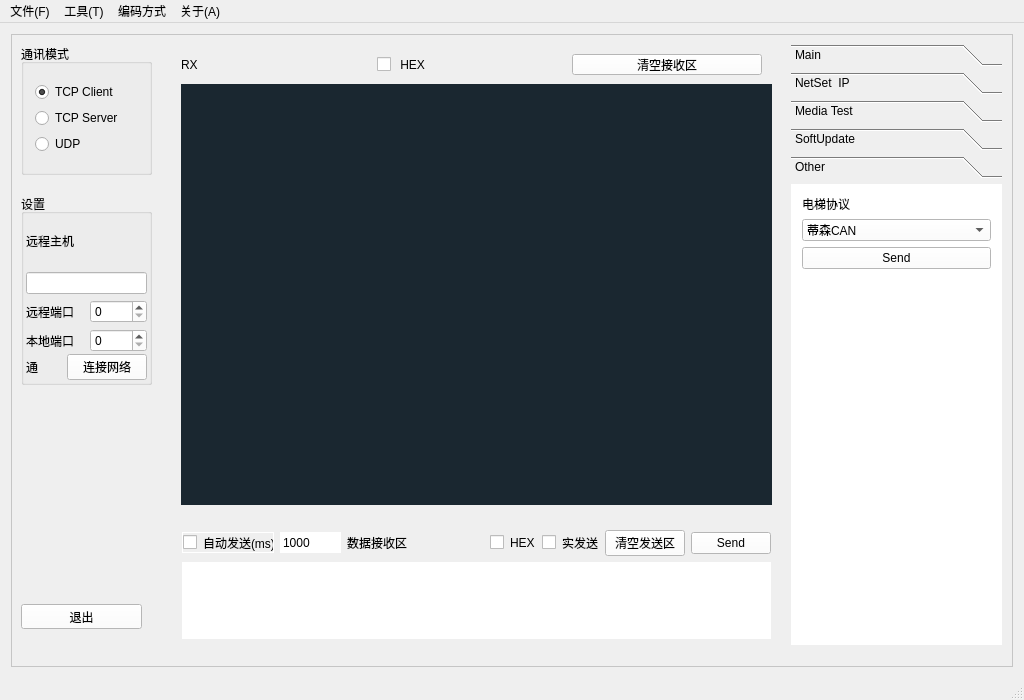
Above: mainwindow.ui from 89093522/LSC_Debug before the change. Below: the same form after it.
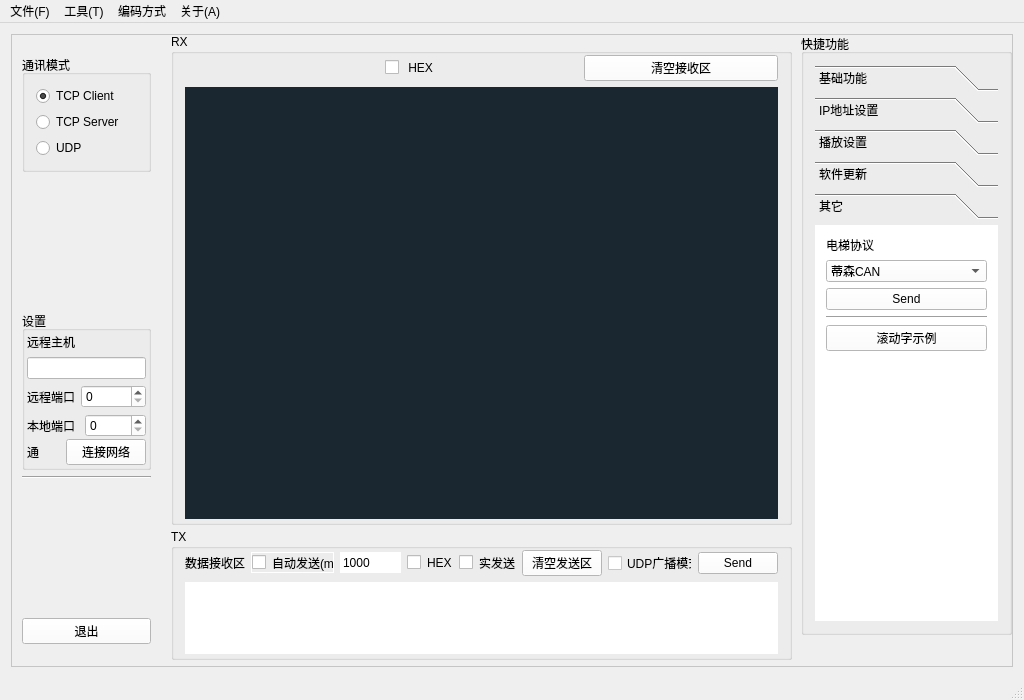
That is the form after the change. The open tabs and pages were chosen to show the change.

```diff
--- a/mainwindow.ui
+++ b/mainwindow.ui
@@ -201,24 +201,27 @@
       <property name="midLineWidth">
        <number>1</number>
       </property>
-      <widget class="QWidget" name="widget_3" native="true">
+      <widget class="QGroupBox" name="groupBox_3">
        <property name="geometry">
         <rect>
          <x>160</x>
-         <y>10</y>
-         <width>611</width>
-         <height>471</height>
+         <y>0</y>
+         <width>621</width>
+         <height>491</height>
         </rect>
        </property>
+       <property name="title">
+        <string>RX</string>
+       </property>
+       <layout class="QGridLayout" name="gridLayout_10">
+        <property name="topMargin">
+         <number>1</number>
+        </property>
+        <property name="bottomMargin">
+         <number>3</number>
+        </property>
+        <item row="0" column="0">
        <widget class="QWidget" name="widget_5" native="true">
-        <property name="geometry">
-         <rect>
-          <x>10</x>
-          <y>10</y>
-          <width>581</width>
-          <height>21</height>
-         </rect>
-        </property>
         <layout class="QGridLayout" name="gridLayout_8">
          <property name="leftMargin">
           <number>0</number>
@@ -240,7 +243,7 @@
            <item>
             <widget class="QLabel" name="label_4">
              <property name="text">
-              <string>RX</string>
+                <string/>
              </property>
             </widget>
            </item>
@@ -265,15 +268,9 @@
          </item>
         </layout>
        </widget>
+        </item>
+        <item row="1" column="0">
        <widget class="QTextBrowser" name="receive_textBrowser">
-        <property name="geometry">
-         <rect>
-          <x>10</x>
-          <y>40</y>
-          <width>591</width>
-          <height>421</height>
-         </rect>
-        </property>
         <property name="styleSheet">
          <string notr="true">background-color: rgb(26, 39, 48);
 color: rgb(255, 255, 255);
@@ -282,214 +279,43 @@
 </string>
         </property>
        </widget>
-       <widget class="QLabel" name="label_pic">
-        <property name="geometry">
-         <rect>
-          <x>50</x>
-          <y>40</y>
-          <width>480</width>
-          <height>320</height>
-         </rect>
-        </property>
-        <property name="styleSheet">
-         <string notr="true">background-color: rgba(255, 255, 255, 0);
-border:0px solid white;</string>
-        </property>
-        <property name="text">
-         <string/>
-        </property>
-       </widget>
-      </widget>
-      <widget class="QGroupBox" name="groupBox">
-       <property name="geometry">
-        <rect>
-         <x>10</x>
-         <y>10</y>
-         <width>131</width>
-         <height>131</height>
-        </rect>
-       </property>
-       <property name="toolTip">
-        <string>&lt;html&gt;&lt;head/&gt;&lt;body&gt;&lt;p&gt;&lt;br/&gt;&lt;/p&gt;&lt;/body&gt;&lt;/html&gt;</string>
-       </property>
-       <property name="title">
-        <string>通讯模式</string>
-       </property>
-       <layout class="QGridLayout" name="gridLayout_6">
-        <item row="0" column="0">
-         <layout class="QVBoxLayout" name="verticalLayout">
-          <item>
-           <widget class="QRadioButton" name="tcpclient_radioButton">
-            <property name="text">
-             <string>TCP Client</string>
-            </property>
-            <property name="checked">
-             <bool>true</bool>
-            </property>
-           </widget>
-          </item>
-          <item>
-           <widget class="QRadioButton" name="tcpserver_radioButton">
-            <property name="text">
-             <string>TCP Server</string>
-            </property>
-           </widget>
-          </item>
-          <item>
-           <widget class="QRadioButton" name="udp_radioButton">
-            <property name="text">
-             <string>UDP</string>
-            </property>
-           </widget>
-          </item>
-         </layout>
-        </item>
-       </layout>
+        </item>
+       </layout>
       </widget>
-      <widget class="QGroupBox" name="groupBox_2">
-       <property name="geometry">
-        <rect>
-         <x>10</x>
-         <y>160</y>
-         <width>131</width>
-         <height>191</height>
-        </rect>
-       </property>
-       <property name="toolTip">
-        <string>&lt;html&gt;&lt;head/&gt;&lt;body&gt;&lt;p&gt;&lt;br/&gt;&lt;/p&gt;&lt;/body&gt;&lt;/html&gt;</string>
-       </property>
-       <property name="title">
-        <string>设置</string>
-       </property>
-       <layout class="QGridLayout" name="gridLayout_5">
-        <property name="leftMargin">
-         <number>2</number>
-        </property>
-        <property name="topMargin">
-         <number>2</number>
-        </property>
-        <property name="rightMargin">
-         <number>2</number>
-        </property>
-        <property name="bottomMargin">
-         <number>2</number>
-        </property>
-        <property name="spacing">
-         <number>2</number>
-        </property>
-        <item row="0" column="0">
-         <layout class="QVBoxLayout" name="verticalLayout_2">
-          <item>
-           <widget class="QLabel" name="label">
-            <property name="text">
-             <string>远程主机</string>
-            </property>
-           </widget>
-          </item>
-          <item>
-           <widget class="QLineEdit" name="remoteIP_lineEdit"/>
-          </item>
-          <item>
-           <layout class="QHBoxLayout" name="horizontalLayout">
-            <item>
-             <widget class="QLabel" name="label_3">
-              <property name="text">
-               <string>远程端口</string>
-              </property>
-             </widget>
-            </item>
-            <item>
-             <widget class="QSpinBox" name="remoteport_spinBox"/>
-            </item>
-           </layout>
-          </item>
-          <item>
-           <layout class="QHBoxLayout" name="horizontalLayout_2">
-            <item>
-             <widget class="QLabel" name="label_2">
-              <property name="text">
-               <string>本地端口</string>
-              </property>
-             </widget>
-            </item>
-            <item>
-             <widget class="QSpinBox" name="localport_spinBox"/>
-            </item>
-           </layout>
-          </item>
-         </layout>
-        </item>
-        <item row="1" column="0">
-         <layout class="QHBoxLayout" name="horizontalLayout_6">
-          <item>
-           <spacer name="horizontalSpacer_2">
-            <property name="orientation">
-             <enum>Qt::Horizontal</enum>
-            </property>
-            <property name="sizeHint" stdset="0">
-             <size>
-              <width>18</width>
-              <height>20</height>
-             </size>
-            </property>
-           </spacer>
-          </item>
-          <item>
-           <widget class="QLabel" name="state_label">
-            <property name="text">
-             <string>通</string>
-            </property>
-           </widget>
-          </item>
-          <item>
-           <spacer name="horizontalSpacer">
-            <property name="orientation">
-             <enum>Qt::Horizontal</enum>
-            </property>
-            <property name="sizeHint" stdset="0">
-             <size>
-              <width>40</width>
-              <height>20</height>
-             </size>
-            </property>
-           </spacer>
-          </item>
-          <item>
-           <widget class="QPushButton" name="connect_pushButton">
-            <property name="text">
-             <string>连接网络</string>
-            </property>
-           </widget>
-          </item>
-         </layout>
-        </item>
-       </layout>
-      </widget>
-      <widget class="QPushButton" name="quit_pushButton">
-       <property name="geometry">
-        <rect>
-         <x>10</x>
-         <y>570</y>
-         <width>121</width>
-         <height>25</height>
-        </rect>
-       </property>
-       <property name="text">
-        <string>退出</string>
-       </property>
-      </widget>
-      <widget class="QFrame" name="frame_4">
+      <widget class="QGroupBox" name="groupBox_4">
        <property name="geometry">
         <rect>
          <x>160</x>
-         <y>485</y>
-         <width>611</width>
+         <y>495</y>
+         <width>621</width>
          <height>131</height>
         </rect>
        </property>
+       <property name="acceptDrops">
+        <bool>false</bool>
+       </property>
+       <property name="title">
+        <string>TX</string>
+       </property>
        <layout class="QVBoxLayout" name="verticalLayout_3">
+        <property name="topMargin">
+         <number>1</number>
+        </property>
+        <property name="bottomMargin">
+         <number>3</number>
+        </property>
         <item>
          <layout class="QHBoxLayout" name="horizontalLayout_5">
+          <item>
+           <widget class="QLabel" name="label_5">
+            <property name="styleSheet">
+             <string notr="true">border:0px solid white</string>
+            </property>
+            <property name="text">
+             <string>数据接收区</string>
+            </property>
+           </widget>
+          </item>
           <item>
            <widget class="QCheckBox" name="autoSend_checkBox">
             <property name="maximumSize">
@@ -528,38 +354,6 @@
             </property>
            </widget>
           </item>
-          <item>
-           <widget class="QLabel" name="label_5">
-            <property name="styleSheet">
-             <string notr="true">border:0px solid white</string>
-            </property>
-            <property name="text">
-             <string>数据接收区</string>
-            </property>
-           </widget>
-          </item>
-          <item>
-           <widget class="Line" name="line_9">
-            <property name="minimumSize">
-             <size>
-              <width>71</width>
-              <height>21</height>
-             </size>
-            </property>
-            <property name="maximumSize">
-             <size>
-              <width>71</width>
-              <height>21</height>
-             </size>
-            </property>
-            <property name="styleSheet">
-             <string notr="true">border:0px solid white</string>
-            </property>
-            <property name="orientation">
-             <enum>Qt::Vertical</enum>
-            </property>
-           </widget>
-          </item>
           <item>
            <widget class="QCheckBox" name="sendHex_checkBox">
             <property name="styleSheet">
@@ -587,6 +381,13 @@
             </property>
            </widget>
           </item>
+          <item>
+           <widget class="QCheckBox" name="checkBox_udp_broadcast">
+            <property name="text">
+             <string>UDP广播模式</string>
+            </property>
+           </widget>
+          </item>
           <item>
            <widget class="QPushButton" name="handSend_pushButton">
             <property name="text">
@@ -611,15 +412,21 @@
         </item>
        </layout>
       </widget>
-      <widget class="QToolBox" name="toolBox">
+      <widget class="QGroupBox" name="groupBox_3">
        <property name="geometry">
         <rect>
-         <x>780</x>
-         <y>10</y>
+         <x>790</x>
+         <y>0</y>
          <width>211</width>
          <height>601</height>
         </rect>
        </property>
+       <property name="title">
+        <string>快捷功能</string>
+       </property>
+       <layout class="QVBoxLayout" name="verticalLayout_5">
+        <item>
+         <widget class="QToolBox" name="toolBox">
        <property name="layoutDirection">
         <enum>Qt::LeftToRight</enum>
        </property>
@@ -636,7 +443,7 @@
          </rect>
         </property>
         <attribute name="label">
-         <string>Main</string>
+            <string>基础功能</string>
         </attribute>
         <layout class="QVBoxLayout" name="verticalLayout_6">
          <item>
@@ -855,7 +662,7 @@
          </rect>
         </property>
         <attribute name="label">
-         <string>NetSet  IP</string>
+            <string>IP地址设置</string>
         </attribute>
         <layout class="QGridLayout" name="gridLayout_3">
          <item row="0" column="0">
@@ -986,7 +793,7 @@
          </rect>
         </property>
         <attribute name="label">
-         <string>Media Test</string>
+            <string>播放设置</string>
         </attribute>
         <layout class="QGridLayout" name="gridLayout_4">
          <item row="0" column="0">
@@ -1070,7 +877,7 @@
          </rect>
         </property>
         <attribute name="label">
-         <string>SoftUpdate</string>
+            <string>软件更新</string>
         </attribute>
         <layout class="QGridLayout" name="gridLayout_2">
          <item row="0" column="0">
@@ -1140,12 +947,12 @@
          <rect>
           <x>0</x>
           <y>0</y>
-          <width>211</width>
-          <height>451</height>
+             <width>187</width>
+             <height>430</height>
          </rect>
         </property>
         <attribute name="label">
-         <string>Other</string>
+            <string>其它</string>
         </attribute>
         <layout class="QGridLayout" name="gridLayout_9">
          <item row="0" column="0">
@@ -1188,6 +995,20 @@
              </property>
             </widget>
            </item>
+              <item>
+               <widget class="Line" name="line">
+                <property name="orientation">
+                 <enum>Qt::Horizontal</enum>
+                </property>
+               </widget>
+              </item>
+              <item>
+               <widget class="QPushButton" name="pushButton_13">
+                <property name="text">
+                 <string>滚动字示例</string>
+                </property>
+               </widget>
+              </item>
            <item>
             <spacer name="verticalSpacer_7">
              <property name="orientation">
@@ -1206,6 +1027,239 @@
         </layout>
        </widget>
       </widget>
+        </item>
+       </layout>
+      </widget>
+      <widget class="QLabel" name="label_pic">
+       <property name="geometry">
+        <rect>
+         <x>225</x>
+         <y>60</y>
+         <width>480</width>
+         <height>360</height>
+        </rect>
+       </property>
+       <property name="styleSheet">
+        <string notr="true">background-color: rgba(255, 255, 255, 0);
+border:0px solid white;</string>
+       </property>
+       <property name="text">
+        <string/>
+       </property>
+      </widget>
+      <widget class="QWidget" name="verticalLayoutWidget">
+       <property name="geometry">
+        <rect>
+         <x>0</x>
+         <y>10</y>
+         <width>151</width>
+         <height>611</height>
+        </rect>
+       </property>
+       <layout class="QVBoxLayout" name="verticalLayout_11">
+        <item>
+         <widget class="QGroupBox" name="groupBox">
+          <property name="toolTip">
+           <string>&lt;html&gt;&lt;head/&gt;&lt;body&gt;&lt;p&gt;&lt;br/&gt;&lt;/p&gt;&lt;/body&gt;&lt;/html&gt;</string>
+          </property>
+          <property name="title">
+           <string>通讯模式</string>
+          </property>
+          <layout class="QGridLayout" name="gridLayout_6">
+           <item row="0" column="0">
+            <layout class="QVBoxLayout" name="verticalLayout">
+             <item>
+              <widget class="QRadioButton" name="tcpclient_radioButton">
+               <property name="text">
+                <string>TCP Client</string>
+               </property>
+               <property name="checked">
+                <bool>true</bool>
+               </property>
+              </widget>
+             </item>
+             <item>
+              <widget class="QRadioButton" name="tcpserver_radioButton">
+               <property name="text">
+                <string>TCP Server</string>
+               </property>
+              </widget>
+             </item>
+             <item>
+              <widget class="QRadioButton" name="udp_radioButton">
+               <property name="text">
+                <string>UDP</string>
+               </property>
+              </widget>
+             </item>
+            </layout>
+           </item>
+          </layout>
+         </widget>
+        </item>
+        <item>
+         <spacer name="verticalSpacer_9">
+          <property name="orientation">
+           <enum>Qt::Vertical</enum>
+          </property>
+          <property name="sizeHint" stdset="0">
+           <size>
+            <width>20</width>
+            <height>40</height>
+           </size>
+          </property>
+         </spacer>
+        </item>
+        <item>
+         <widget class="QGroupBox" name="groupBox_2">
+          <property name="toolTip">
+           <string>&lt;html&gt;&lt;head/&gt;&lt;body&gt;&lt;p&gt;&lt;br/&gt;&lt;/p&gt;&lt;/body&gt;&lt;/html&gt;</string>
+          </property>
+          <property name="title">
+           <string>设置</string>
+          </property>
+          <layout class="QGridLayout" name="gridLayout_5">
+           <property name="leftMargin">
+            <number>2</number>
+           </property>
+           <property name="topMargin">
+            <number>2</number>
+           </property>
+           <property name="rightMargin">
+            <number>2</number>
+           </property>
+           <property name="bottomMargin">
+            <number>2</number>
+           </property>
+           <property name="spacing">
+            <number>2</number>
+           </property>
+           <item row="0" column="0">
+            <layout class="QVBoxLayout" name="verticalLayout_2">
+             <item>
+              <widget class="QLabel" name="label">
+               <property name="text">
+                <string>远程主机</string>
+               </property>
+              </widget>
+             </item>
+             <item>
+              <widget class="QLineEdit" name="remoteIP_lineEdit"/>
+             </item>
+             <item>
+              <layout class="QHBoxLayout" name="horizontalLayout">
+               <item>
+                <widget class="QLabel" name="label_3">
+                 <property name="text">
+                  <string>远程端口</string>
+                 </property>
+                </widget>
+               </item>
+               <item>
+                <widget class="QSpinBox" name="remoteport_spinBox">
+                 <property name="maximum">
+                  <number>999999</number>
+                 </property>
+                </widget>
+               </item>
+              </layout>
+             </item>
+             <item>
+              <layout class="QHBoxLayout" name="horizontalLayout_2">
+               <item>
+                <widget class="QLabel" name="label_2">
+                 <property name="text">
+                  <string>本地端口</string>
+                 </property>
+                </widget>
+               </item>
+               <item>
+                <widget class="QSpinBox" name="localport_spinBox">
+                 <property name="maximum">
+                  <number>99999</number>
+                 </property>
+                </widget>
+               </item>
+              </layout>
+             </item>
+            </layout>
+           </item>
+           <item row="1" column="0">
+            <layout class="QHBoxLayout" name="horizontalLayout_6">
+             <item>
+              <spacer name="horizontalSpacer_2">
+               <property name="orientation">
+                <enum>Qt::Horizontal</enum>
+               </property>
+               <property name="sizeHint" stdset="0">
+                <size>
+                 <width>18</width>
+                 <height>20</height>
+                </size>
+               </property>
+              </spacer>
+             </item>
+             <item>
+              <widget class="QLabel" name="state_label">
+               <property name="text">
+                <string>通</string>
+               </property>
+              </widget>
+             </item>
+             <item>
+              <spacer name="horizontalSpacer">
+               <property name="orientation">
+                <enum>Qt::Horizontal</enum>
+               </property>
+               <property name="sizeHint" stdset="0">
+                <size>
+                 <width>40</width>
+                 <height>20</height>
+                </size>
+               </property>
+              </spacer>
+             </item>
+             <item>
+              <widget class="QPushButton" name="connect_pushButton">
+               <property name="text">
+                <string>连接网络</string>
+               </property>
+              </widget>
+             </item>
+            </layout>
+           </item>
+          </layout>
+         </widget>
+        </item>
+        <item>
+         <widget class="Line" name="line_2">
+          <property name="orientation">
+           <enum>Qt::Horizontal</enum>
+          </property>
+         </widget>
+        </item>
+        <item>
+         <spacer name="verticalSpacer_8">
+          <property name="orientation">
+           <enum>Qt::Vertical</enum>
+          </property>
+          <property name="sizeHint" stdset="0">
+           <size>
+            <width>20</width>
+            <height>40</height>
+           </size>
+          </property>
+         </spacer>
+        </item>
+        <item>
+         <widget class="QPushButton" name="quit_pushButton">
+          <property name="text">
+           <string>退出</string>
+          </property>
+         </widget>
+        </item>
+       </layout>
+      </widget>
      </widget>
     </item>
    </layout>
```
Left out of the diff: 32 changed lines with no effect on the pictures. Lines whose indentation alone changed are shown as unchanged.
